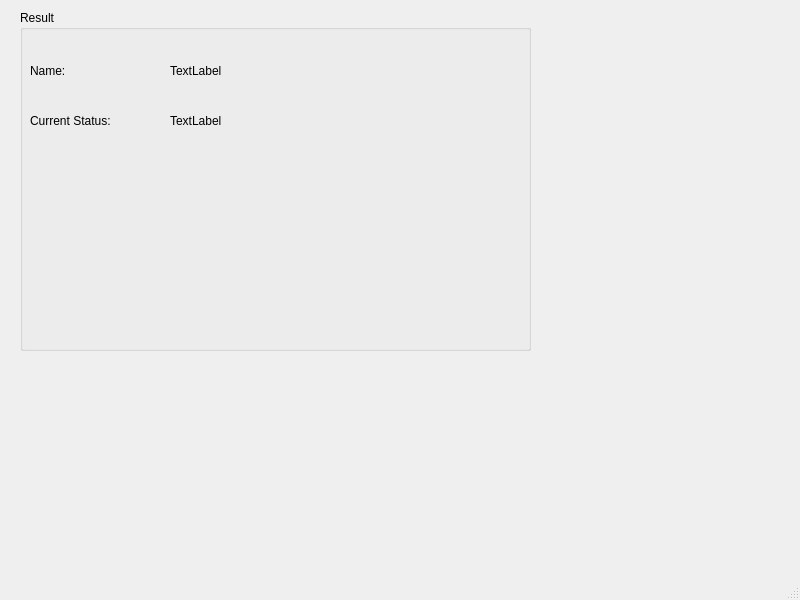
Qt form ResWindow.ui (jamosik/Steam_profile_searcher) before a commit.
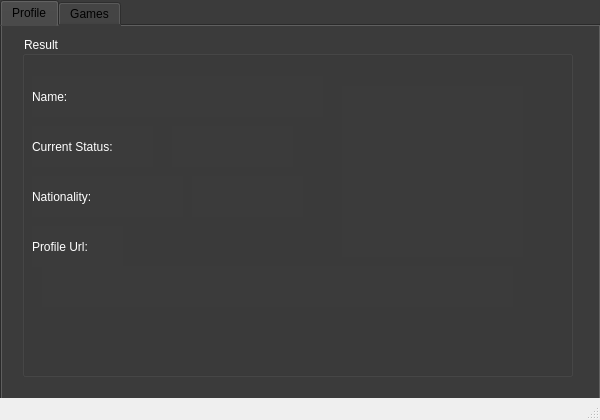
The same form after that commit. The open tabs and pages were chosen to show the change.

```diff
--- a/ResWindow.ui
+++ b/ResWindow.ui
@@ -6,14 +6,48 @@
    <rect>
     <x>0</x>
     <y>0</y>
-    <width>800</width>
-    <height>600</height>
+    <width>600</width>
+    <height>420</height>
    </rect>
   </property>
+  <property name="minimumSize">
+   <size>
+    <width>600</width>
+    <height>420</height>
+   </size>
+  </property>
+  <property name="maximumSize">
+   <size>
+    <width>600</width>
+    <height>420</height>
+   </size>
+  </property>
   <property name="windowTitle">
-   <string>MainWindow</string>
+   <string>Your Steam Profile</string>
+  </property>
+  <property name="tabShape">
+   <enum>QTabWidget::Rounded</enum>
   </property>
   <widget class="QWidget" name="centralwidget">
+   <property name="styleSheet">
+    <string notr="true">background-color: rgb(59, 59, 59);</string>
+   </property>
+   <widget class="QTabWidget" name="tabWidget">
+    <property name="geometry">
+     <rect>
+      <x>0</x>
+      <y>0</y>
+      <width>601</width>
+      <height>401</height>
+     </rect>
+    </property>
+    <property name="currentIndex">
+     <number>1</number>
+    </property>
+    <widget class="QWidget" name="tabWidgetPage1" native="true">
+     <attribute name="title">
+      <string>Profile</string>
+     </attribute>
    <widget class="QGroupBox" name="Result">
     <property name="enabled">
      <bool>true</bool>
@@ -22,12 +56,12 @@
      <rect>
       <x>20</x>
       <y>10</y>
-      <width>511</width>
+        <width>551</width>
       <height>341</height>
      </rect>
     </property>
     <property name="styleSheet">
-     <string notr="true">font: 14pt &quot;Montserrat&quot;;</string>
+       <string notr="true">font: 14pt &quot;Montserrat&quot;; color: rgb(255, 255, 255);</string>
     </property>
     <property name="title">
      <string>Result</string>
@@ -42,7 +76,7 @@
       </rect>
      </property>
      <property name="styleSheet">
-      <string notr="true">font: 12pt &quot;Montserrat&quot;;</string>
+        <string notr="true">font: 12pt &quot;Montserrat&quot;; color: rgb(255, 255, 255);</string>
      </property>
      <property name="text">
       <string>Name:</string>
@@ -51,24 +85,24 @@
     <widget class="QLabel" name="ProfName">
      <property name="geometry">
       <rect>
-       <x>150</x>
+         <x>80</x>
        <y>40</y>
        <width>221</width>
        <height>41</height>
       </rect>
      </property>
      <property name="styleSheet">
-      <string notr="true">font: 12pt &quot;Montserrat&quot;;</string>
+        <string notr="true">font: 12pt &quot;Montserrat&quot;; color: rgb(255, 255, 255);</string>
      </property>
      <property name="text">
-      <string>TextLabel</string>
+        <string/>
      </property>
     </widget>
     <widget class="QLabel" name="ProfImage">
      <property name="geometry">
       <rect>
        <x>320</x>
-       <y>20</y>
+         <y>50</y>
        <width>181</width>
        <height>171</height>
       </rect>
@@ -90,7 +124,7 @@
       </rect>
      </property>
      <property name="styleSheet">
-      <string notr="true">font: 12pt &quot;Montserrat&quot;;</string>
+        <string notr="true">font: 12pt &quot;Montserrat&quot;; color: rgb(255, 255, 255);</string>
      </property>
      <property name="text">
       <string>Current Status:</string>
@@ -101,16 +135,191 @@
       <rect>
        <x>150</x>
        <y>90</y>
-       <width>221</width>
+         <width>121</width>
        <height>41</height>
       </rect>
      </property>
      <property name="styleSheet">
+        <string notr="true">font: 12pt &quot;Montserrat&quot;; color: rgb(255, 255, 255);</string>
+       </property>
+       <property name="text">
+        <string/>
+       </property>
+      </widget>
+      <widget class="QLabel" name="CountryLabel">
+       <property name="geometry">
+        <rect>
+         <x>10</x>
+         <y>140</y>
+         <width>121</width>
+         <height>41</height>
+        </rect>
+       </property>
+       <property name="styleSheet">
+        <string notr="true">font: 12pt &quot;Montserrat&quot;; color: rgb(255, 255, 255);</string>
+       </property>
+       <property name="text">
+        <string>Nationality:</string>
+       </property>
+      </widget>
+      <widget class="QLabel" name="Country">
+       <property name="geometry">
+        <rect>
+         <x>170</x>
+         <y>140</y>
+         <width>111</width>
+         <height>41</height>
+        </rect>
+       </property>
+       <property name="styleSheet">
+        <string notr="true">font: 12pt &quot;Montserrat&quot;;
+color: rgb(255, 255, 255);</string>
+       </property>
+       <property name="text">
+        <string/>
+       </property>
+      </widget>
+      <widget class="QLabel" name="CountryFlag">
+       <property name="geometry">
+        <rect>
+         <x>110</x>
+         <y>140</y>
+         <width>51</width>
+         <height>41</height>
+        </rect>
+       </property>
+       <property name="styleSheet">
       <string notr="true">font: 12pt &quot;Montserrat&quot;;</string>
      </property>
      <property name="text">
-      <string>TextLabel</string>
-     </property>
+        <string/>
+       </property>
+      </widget>
+      <widget class="QLabel" name="ProfileUrl">
+       <property name="geometry">
+        <rect>
+         <x>20</x>
+         <y>230</y>
+         <width>471</width>
+         <height>41</height>
+        </rect>
+       </property>
+       <property name="styleSheet">
+        <string notr="true">font: 12pt &quot;Montserrat&quot;;
+color: rgb(255, 255, 255);</string>
+       </property>
+       <property name="text">
+        <string/>
+       </property>
+       <property name="openExternalLinks">
+        <bool>true</bool>
+       </property>
+      </widget>
+      <widget class="QLabel" name="ProfLink">
+       <property name="geometry">
+        <rect>
+         <x>10</x>
+         <y>190</y>
+         <width>91</width>
+         <height>41</height>
+        </rect>
+       </property>
+       <property name="styleSheet">
+        <string notr="true">font: 12pt &quot;Montserrat&quot;; color: rgb(255, 255, 255);</string>
+       </property>
+       <property name="text">
+        <string>Profile Url:</string>
+       </property>
+      </widget>
+     </widget>
+    </widget>
+    <widget class="QWidget" name="tabWidgetPage2" native="true">
+     <attribute name="title">
+      <string>Games</string>
+     </attribute>
+     <widget class="QGroupBox" name="Result2">
+      <property name="enabled">
+       <bool>true</bool>
+      </property>
+      <property name="geometry">
+       <rect>
+        <x>20</x>
+        <y>10</y>
+        <width>551</width>
+        <height>341</height>
+       </rect>
+      </property>
+      <property name="styleSheet">
+       <string notr="true">font: 14pt &quot;Montserrat&quot;; color: rgb(255, 255, 255);</string>
+      </property>
+      <property name="title">
+       <string>Result</string>
+      </property>
+      <widget class="QLabel" name="GameHeadlineLabel">
+       <property name="geometry">
+        <rect>
+         <x>20</x>
+         <y>30</y>
+         <width>201</width>
+         <height>41</height>
+        </rect>
+       </property>
+       <property name="styleSheet">
+        <string notr="true">font: 12pt &quot;Montserrat&quot;; color: rgb(255, 255, 255);</string>
+       </property>
+       <property name="text">
+        <string>Recently Played Games:</string>
+       </property>
+      </widget>
+      <widget class="QLabel" name="ProfilePrivateMess">
+       <property name="geometry">
+        <rect>
+         <x>240</x>
+         <y>30</y>
+         <width>201</width>
+         <height>41</height>
+        </rect>
+       </property>
+       <property name="styleSheet">
+        <string notr="true">font: 12pt &quot;Montserrat&quot;; color: rgb(255,0,0);</string>
+       </property>
+       <property name="text">
+        <string/>
+       </property>
+      </widget>
+      <widget class="QLabel" name="GameTitle1">
+       <property name="geometry">
+        <rect>
+         <x>10</x>
+         <y>70</y>
+         <width>241</width>
+         <height>41</height>
+        </rect>
+       </property>
+       <property name="styleSheet">
+        <string notr="true">font: 12pt &quot;Montserrat&quot;; color: rgb(255, 255, 255);</string>
+       </property>
+       <property name="text">
+        <string/>
+       </property>
+      </widget>
+      <widget class="QLabel" name="GameImage1">
+       <property name="geometry">
+        <rect>
+         <x>10</x>
+         <y>120</y>
+         <width>261</width>
+         <height>131</height>
+        </rect>
+       </property>
+       <property name="styleSheet">
+        <string notr="true">font: 12pt &quot;Montserrat&quot;;</string>
+       </property>
+       <property name="text">
+        <string/>
+       </property>
+      </widget>
+     </widget>
     </widget>
    </widget>
   </widget>
```
Left out of the diff: 4 changed lines with no effect on the pictures. Lines whose indentation alone changed are shown as unchanged.
